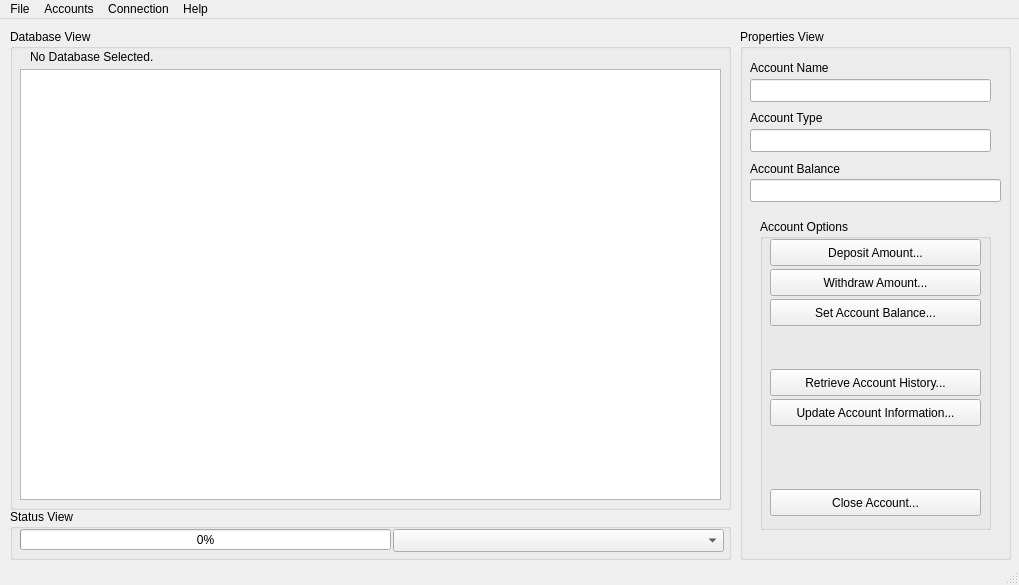
Aspectious/EasyAcct, file gui/EasyAcct.ui: the form before one commit.
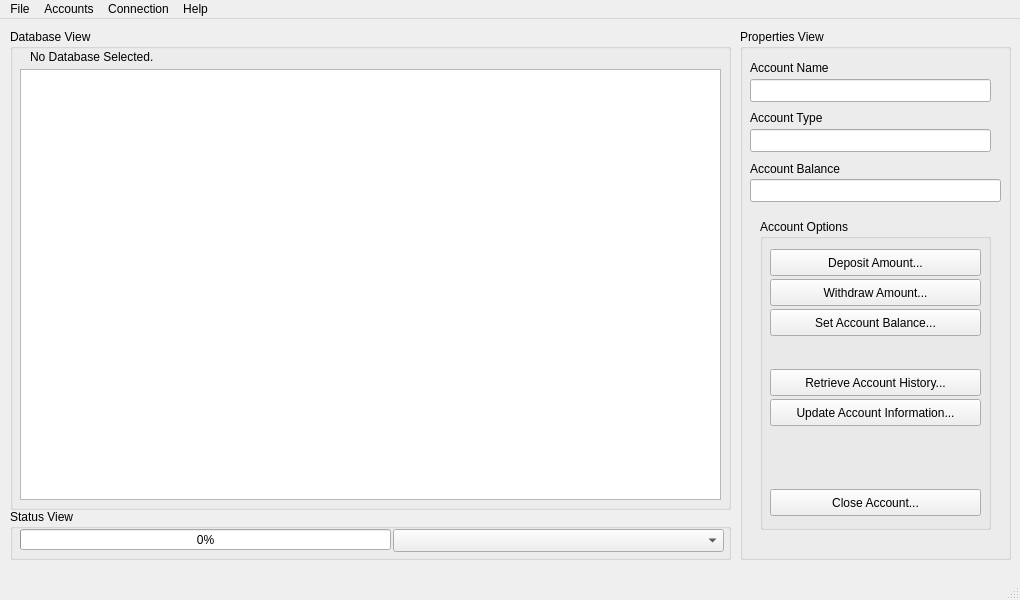
The form after the commit.

```diff
--- a/gui/EasyAcct.ui
+++ b/gui/EasyAcct.ui
@@ -6,10 +6,22 @@
    <rect>
     <x>0</x>
     <y>0</y>
-    <width>1019</width>
-    <height>585</height>
+    <width>1020</width>
+    <height>600</height>
    </rect>
   </property>
+  <property name="minimumSize">
+   <size>
+    <width>1020</width>
+    <height>600</height>
+   </size>
+  </property>
+  <property name="maximumSize">
+   <size>
+    <width>1020</width>
+    <height>600</height>
+   </size>
+  </property>
   <property name="windowTitle">
    <string>EasyAcct Unified Bank Account Manager</string>
   </property>
@@ -175,7 +187,7 @@
       <property name="geometry">
        <rect>
         <x>10</x>
-        <y>20</y>
+        <y>30</y>
         <width>211</width>
         <height>27</height>
        </rect>
@@ -188,7 +200,7 @@
       <property name="geometry">
        <rect>
         <x>10</x>
-        <y>50</y>
+        <y>60</y>
         <width>211</width>
         <height>27</height>
        </rect>
@@ -201,7 +213,7 @@
       <property name="geometry">
        <rect>
         <x>10</x>
-        <y>80</y>
+        <y>90</y>
         <width>211</width>
         <height>27</height>
        </rect>
@@ -280,8 +292,8 @@
     <rect>
      <x>0</x>
      <y>0</y>
-     <width>1019</width>
-     <height>21</height>
+     <width>1020</width>
+     <height>30</height>
     </rect>
    </property>
    <widget class="QMenu" name="menuFile">
```
Left out of the diff: 75 changed lines with no effect on the pictures.
